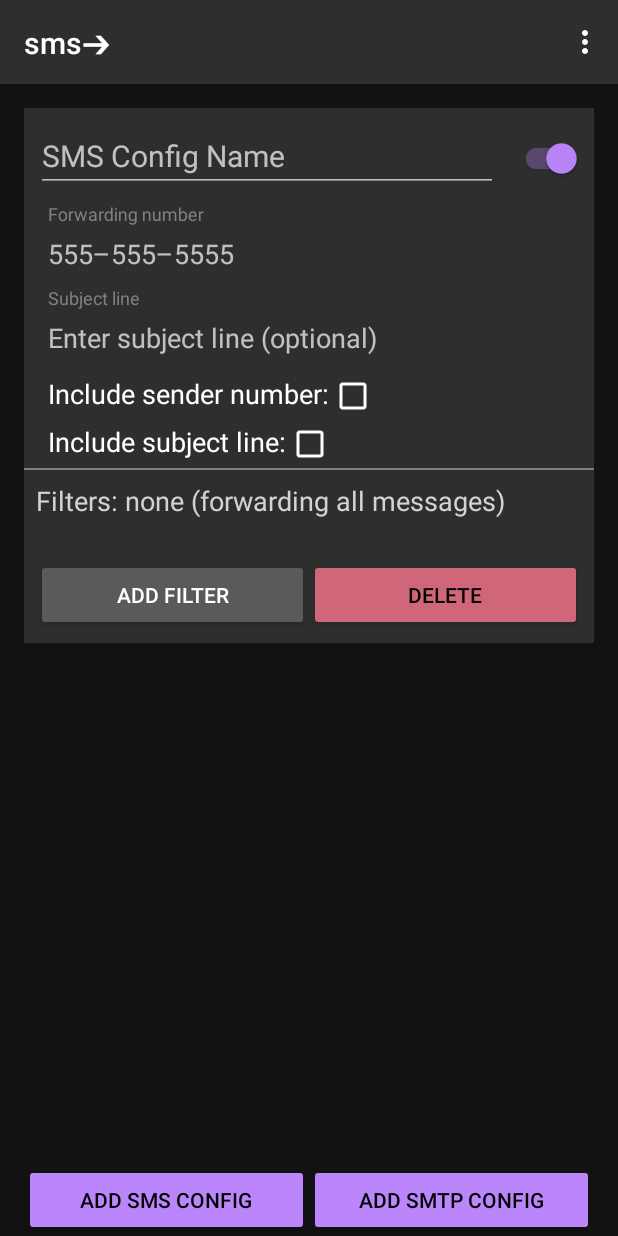
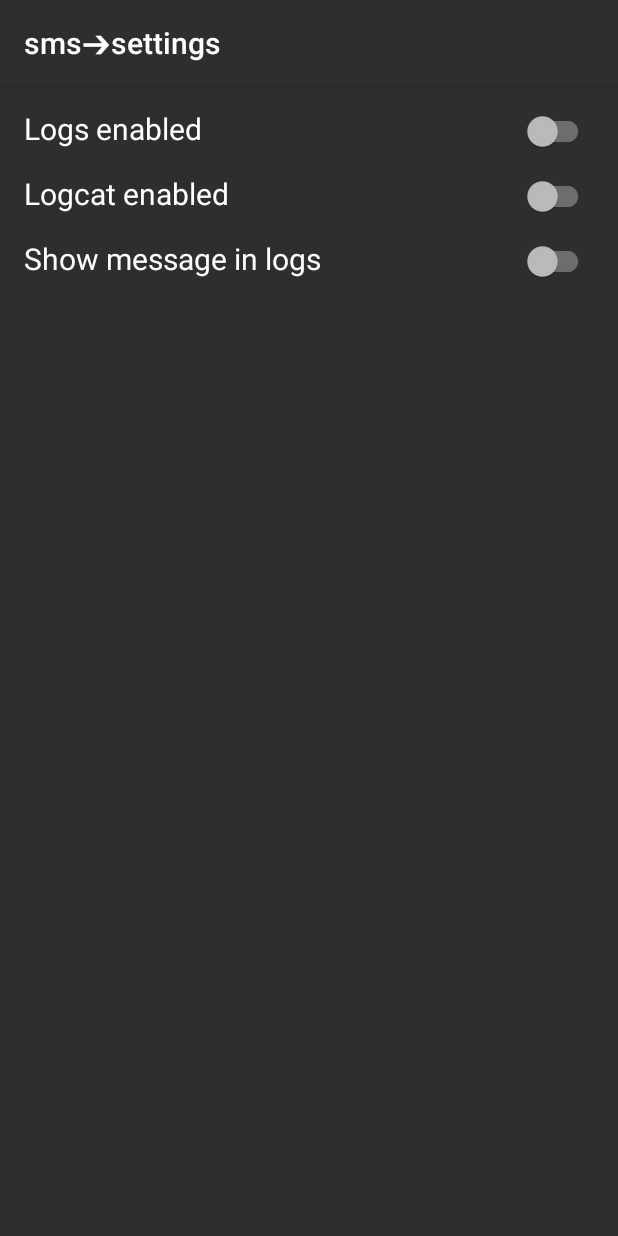
Before and after one commit to radfordwill/sms.forward, an Android app: the screen it shows after launch (MainActivity before the commit, SettingsActivity after it), in the options menu, after a tap on "Settings", on a phone screen of 412 x 824 dp. Run offline under Robolectric (Android 15) with nearby library versions, the light colour scheme and no system bars; libraries missing offline, so code that uses them is left out: io.objectbox, io.objectbox.kotlin; 11 statements that could not run were skipped.

Commit message:
Add logging functionality

```diff
--- a/app/src/main/java/eski/sms/MainActivity.kt
+++ b/app/src/main/java/eski/sms/MainActivity.kt
@@ -2,6 +2,7 @@ package eski.sms
 
 import android.Manifest.permission.RECEIVE_SMS
 import android.Manifest.permission.SEND_SMS
+import android.content.Intent
 import android.content.pm.PackageManager
 import android.os.Bundle
 import android.view.Menu
@@ -9,6 +10,9 @@ import android.view.MenuItem
 import androidx.appcompat.app.AppCompatActivity
 import androidx.core.app.ActivityCompat
 import eski.sms.ui.ConfigsView
+import eski.sms.model.Repository
+import eski.sms.ui.SettingsActivity
+import eski.sms.ui.logs.LogsActivity
 import eski.sms.utils.log
 import kotlinx.android.synthetic.main.activity_main.*
 
@@ -23,13 +27,19 @@ class MainActivity: AppCompatActivity() {
    }
 
    override fun onCreateOptionsMenu(menu: Menu): Boolean {
-      menuInflater.inflate(R.menu.menu_main, menu)
+      menuInflater.inflate(R.menu.menu, menu)
       return true
    }
 
    override fun onOptionsItemSelected(item: MenuItem): Boolean {
-      return when (item.itemId) {
-         R.id.action_settings -> true
+      when (item.itemId) {
+         R.id.actionSettings -> startActivity(Intent(this, SettingsActivity::class.java))
+         R.id.actionLogs -> startActivity(Intent(this, LogsActivity::class.java))
+         R.id.actionDeleteLogs -> Repository.clearLogs()
+      }
+
+      return when(item.itemId) {
+         R.id.actionSettings, R.id.actionLogs, R.id.actionDeleteLogs -> true
          else -> super.onOptionsItemSelected(item)
       }
    }
--- a/app/src/main/java/eski/sms/routing/SmsReceiver.kt
+++ b/app/src/main/java/eski/sms/routing/SmsReceiver.kt
@@ -6,6 +6,7 @@ import android.content.Context
 import android.content.Intent
 import android.os.Build
 import android.telephony.SmsMessage
+import eski.sms.model.Repository
 import eski.sms.utils.log
 
 
@@ -29,7 +30,10 @@ class SmsReceiver: BroadcastReceiver() {
       }
 
       messages.forEach { message ->
-         log("received message from ${message.originatingAddress}: ${message.messageBody}")
+         log(
+            "received message from ${message.originatingAddress}" +
+                  ": ${if (Repository.settings.showMessageInLogs) message.messageBody else ""}"
+         )
          smsSender.forwardMessage(message)
       }
    }
--- a/app/src/main/java/eski/sms/routing/SmsSender.kt
+++ b/app/src/main/java/eski/sms/routing/SmsSender.kt
@@ -38,13 +38,13 @@ class SmsSender {
                   }
                }
             }
-      }
+         }
    }
 
    private fun forwardMessage(message: SmsMessage, config: SmsConfig) {
       log(
-         "attempting to send the following message from ${message.originatingAddress} to ${config.forwardNumber}: " +
-               formatMessage(message, config)
+         "attempting to a message from ${message.originatingAddress} to ${config.forwardNumber}" +
+               if (Repository.settings.showMessageInLogs) ": ${formatMessage(message, config)}" else ""
       )
 
       manager.sendTextMessage(config.forwardNumber, null, formatMessage(message, config), null, null)
--- /dev/null
+++ b/app/src/main/java/eski/sms/ui/SettingsActivity.kt
@@ -0,0 +1,48 @@
+package eski.sms.ui
+
+import android.os.Bundle
+import androidx.appcompat.app.AppCompatActivity
+import com.google.android.material.switchmaterial.SwitchMaterial
+import eski.sms.R
+import eski.sms.model.Repository
+import kotlinx.android.synthetic.main.activity_main.*
+
+class SettingsActivity: AppCompatActivity() {
+   override fun onCreate(savedInstanceState: Bundle?) {
+      super.onCreate(savedInstanceState)
+      setContentView(R.layout.settings)
+      setSupportActionBar(toolbar)
+   }
+
+   override fun onStart() {
+      super.onStart()
+      val settings = Repository.settings
+
+      findViewById<SwitchMaterial>(R.id.settingsLogsEnabledSwitch).apply {
+         isChecked = settings.logsEnabled
+
+         setOnCheckedChangeListener { buttonView, isChecked ->
+            settings.logsEnabled = isChecked
+            Repository.updateSettings(settings)
+         }
+      }
+
+      findViewById<SwitchMaterial>(R.id.settingsLogcatEnabledSwitch).apply {
+         isChecked = settings.logcatEnabled
+
+         setOnCheckedChangeListener { buttonView, isChecked ->
+            settings.logcatEnabled = isChecked
+            Repository.updateSettings(settings)
+         }
+      }
+
+      findViewById<SwitchMaterial>(R.id.settingsShowMessageInLogsSwitch).apply {
+         isChecked = settings.showMessageInLogs
+
+         setOnCheckedChangeListener { buttonView, isChecked ->
+            settings.showMessageInLogs = isChecked
+            Repository.updateSettings(settings)
+         }
+      }
+   }
+}
--- a/app/src/main/java/eski/sms/utils/Utils.kt
+++ b/app/src/main/java/eski/sms/utils/Utils.kt
@@ -1,8 +1,11 @@
 package eski.sms.utils
 
 import android.util.Log
+import eski.sms.model.Repository
+import eski.sms.model.SmsLog
 
 
 fun Any.log(message: String) {
-   Log.d("sms->logs", message)
+   if (Repository.settings.logcatEnabled) Log.d("sms->logs", message)
+   if (Repository.settings.logsEnabled) Repository.addLog(SmsLog(message = message))
 }
--- /dev/null
+++ b/app/src/main/res/layout/settings.xml
@@ -0,0 +1,106 @@
+<?xml version="1.0" encoding="utf-8"?>
+<androidx.coordinatorlayout.widget.CoordinatorLayout
+   xmlns:android="http://schemas.android.com/apk/res/android"
+   xmlns:app="http://schemas.android.com/apk/res-auto"
+   xmlns:tools="http://schemas.android.com/tools"
+   android:layout_width="match_parent"
+   android:layout_height="match_parent"
+   tools:context=".ui.logs.LogsActivity">
+
+   <com.google.android.material.appbar.AppBarLayout
+      android:layout_width="match_parent"
+      android:layout_height="wrap_content"
+      android:theme="@style/AppTheme.AppBarOverlay">
+
+      <androidx.appcompat.widget.Toolbar
+         android:id="@+id/toolbar"
+         android:layout_width="match_parent"
+         android:layout_height="?attr/actionBarSize"
+         android:background="?attr/colorPrimary"
+         app:popupTheme="@style/AppTheme.PopupOverlay" />
+
+   </com.google.android.material.appbar.AppBarLayout>
+
+   <LinearLayout
+      android:layout_width="match_parent"
+      android:layout_height="match_parent"
+      android:layout_marginTop="?attr/actionBarSize"
+      android:background="@color/surfaceColor"
+      android:orientation="vertical"
+      android:padding="@dimen/grid2Size">
+
+      <LinearLayout
+         android:layout_width="match_parent"
+         android:layout_height="wrap_content"
+         android:orientation="horizontal">
+
+         <TextView
+            android:layout_width="0dp"
+            android:layout_height="wrap_content"
+            android:layout_weight="1"
+            android:text="@string/logsEnabled"
+            android:textColor="@color/white"
+            android:textSize="20sp"
+            app:backgroundTint="#00ffffff" />
+
+         <com.google.android.material.switchmaterial.SwitchMaterial
+            android:id="@+id/settingsLogsEnabledSwitch"
+            android:layout_width="wrap_content"
+            android:layout_height="wrap_content" />
+
+      </LinearLayout>
+
+      <Space
+         android:layout_width="match_parent"
+         android:layout_height="@dimen/grid2Size" />
+
+      <LinearLayout
+         android:layout_width="match_parent"
+         android:layout_height="wrap_content"
+         android:orientation="horizontal">
+
+         <TextView
+            android:layout_width="0dp"
+            android:layout_height="wrap_content"
+            android:layout_weight="1"
+            android:text="@string/logcatEnabled"
+            android:textColor="@color/white"
+            android:textSize="20sp"
+            app:backgroundTint="#00ffffff" />
+
+         <com.google.android.material.switchmaterial.SwitchMaterial
+            android:id="@+id/settingsLogcatEnabledSwitch"
+            android:layout_width="wrap_content"
+            android:layout_height="wrap_content" />
+
+      </LinearLayout>
+
+      <Space
+         android:layout_width="match_parent"
+         android:layout_height="@dimen/grid2Size" />
+
+      <LinearLayout
+         android:layout_width="match_parent"
+         android:layout_height="wrap_content"
+         android:orientation="horizontal">
+
+         <TextView
+            android:layout_width="0dp"
+            android:layout_height="wrap_content"
+            android:layout_weight="1"
+            android:text="@string/showMessageInLogs"
+            android:textColor="@color/white"
+            android:textSize="20sp"
+            app:backgroundTint="#00ffffff" />
+
+         <com.google.android.material.switchmaterial.SwitchMaterial
+            android:id="@+id/settingsShowMessageInLogsSwitch"
+            android:layout_width="wrap_content"
+            android:layout_height="wrap_content" />
+
+      </LinearLayout>
+
+   </LinearLayout>
+
+
+</androidx.coordinatorlayout.widget.CoordinatorLayout>
--- /dev/null
+++ b/app/src/main/res/menu/menu.xml
@@ -0,0 +1,23 @@
+<menu
+   xmlns:android="http://schemas.android.com/apk/res/android"
+   xmlns:app="http://schemas.android.com/apk/res-auto"
+   xmlns:tools="http://schemas.android.com/tools"
+   tools:context="eski.sms.MainActivity">
+   <item
+      android:id="@+id/actionSettings"
+      android:orderInCategory="1"
+      android:title="@string/actionSettings"
+      app:showAsAction="never" />
+
+   <item
+      android:id="@+id/actionLogs"
+      android:orderInCategory="2"
+      android:title="@string/actionLogs"
+      app:showAsAction="never" />
+
+   <item
+      android:id="@+id/actionDeleteLogs"
+      android:orderInCategory="3"
+      android:title="@string/actionDeleteLogs"
+      app:showAsAction="never" />
+</menu>
--- a/app/src/main/res/menu/menu_main.xml
+++ /dev/null
@@ -1,10 +0,0 @@
-<menu xmlns:android="http://schemas.android.com/apk/res/android"
-    xmlns:app="http://schemas.android.com/apk/res-auto"
-    xmlns:tools="http://schemas.android.com/tools"
-    tools:context="eski.sms.MainActivity">
-    <item
-        android:id="@+id/action_settings"
-        android:orderInCategory="100"
-        android:title="@string/actionSettings"
-        app:showAsAction="never" />
-</menu>
--- a/app/src/main/res/values/strings.xml
+++ b/app/src/main/res/values/strings.xml
@@ -1,9 +1,12 @@
 <resources>
    <string name="appName">sms➔</string>
    <string name="actionSettings">Settings</string>
+   <string name="actionLogs">Logs</string>
+   <string name="actionDeleteLogs">Delete logs</string>
 
    <string name="configurations">Configurations</string>
    <string name="delete">Delete</string>
+   <string name="refresh">Refresh</string>
 
    <string name="addSmsConfig">Add SMS config</string>
    <string name="addSmtpConfig">Add SMTP config</string>
@@ -28,4 +31,11 @@
 
    <string name="sentFrom">Sent from: %s</string>
 
+   <string name="settingsScreenName">sms➔settings</string>
+   <string name="logsScreenName">sms➔logs</string>
+
+   <string name="logsEnabled">Logs enabled</string>
+   <string name="logcatEnabled">Logcat enabled</string>
+   <string name="showMessageInLogs">Show message in logs</string>
+
 </resources>
```
Also changed, not shown: app/src/main/AndroidManifest.xml (+12 -1 lines), app/src/main/java/eski/sms/db/ObjectBox.kt (+7 -3 lines), app/src/main/java/eski/sms/model/Repository.kt (+20 -0 lines), app/src/main/java/eski/sms/model/Settings.kt (added, +13 -0 lines), app/src/main/java/eski/sms/model/SmsLog.kt (added, +22 -0 lines), app/src/main/java/eski/sms/ui/logs/LogsActivity.kt (added, +40 -0 lines), app/src/main/java/eski/sms/ui/logs/LogsAdapter.kt (added, +28 -0 lines), app/src/main/res/layout/log.xml (added, +26 -0 lines), app/src/main/res/layout/logs.xml (added, +49 -0 lines), 2 other files.
